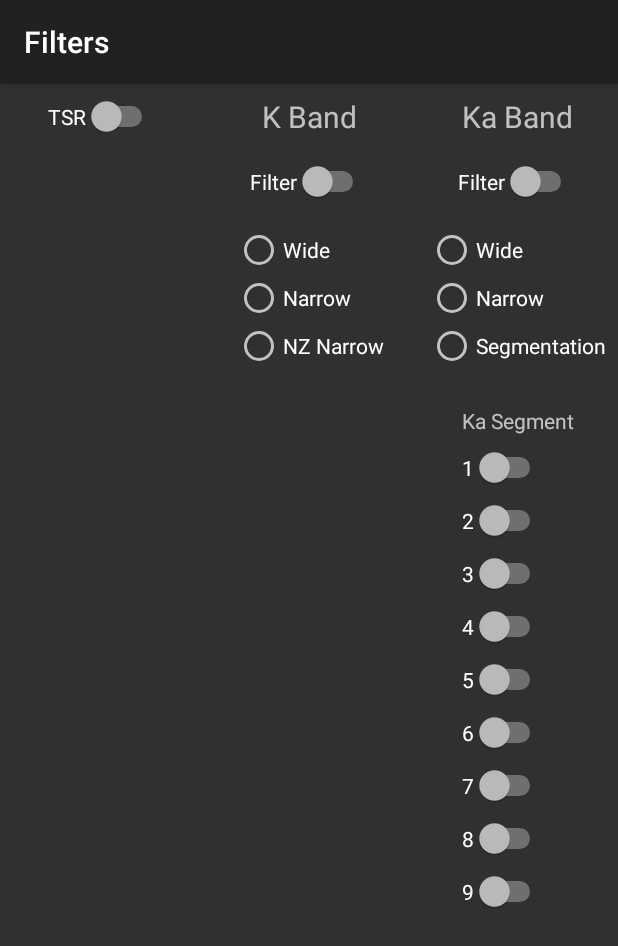
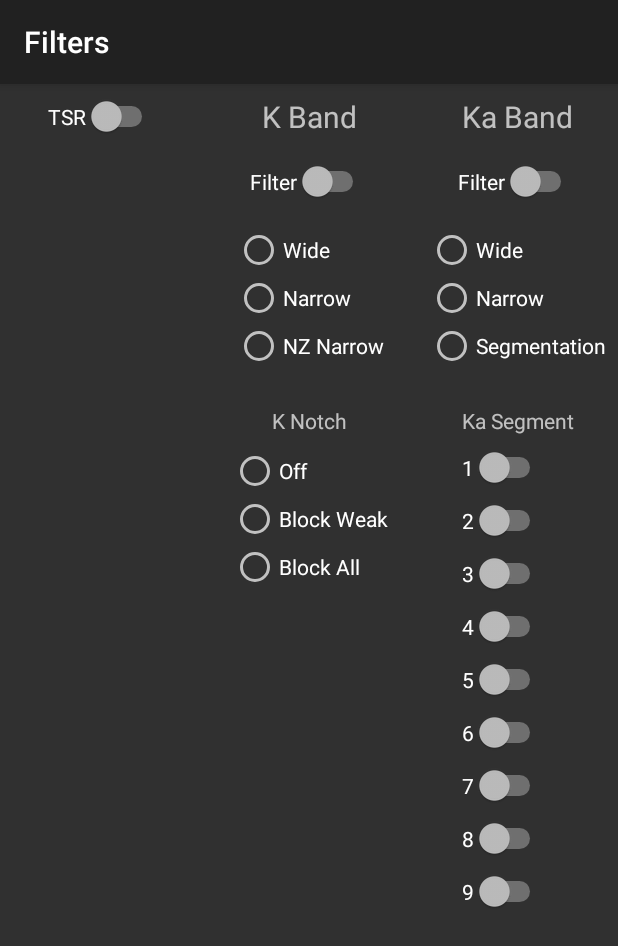
Before and after one commit to nolimits-enterprises/RadensoNexus, an Android app: the DS1Filter screen opened directly, with no data from a screen before it, on a phone screen of 412 x 824 dp. Shown: the top 946 px of the screen. Run offline under Robolectric (Android 15) with nearby library versions, the phone set to English and light mode, and no system bars; libraries missing offline, so code that uses them is left out: com.nolimits.ds1library; 6 statements that could not run were skipped.

Commit message:
GATSO and K notch layout only

```diff
--- a/app/src/main/res/layout/activity_ds1filter.xml
+++ b/app/src/main/res/layout/activity_ds1filter.xml
@@ -225,4 +225,40 @@
         app:layout_constraintStart_toStartOf="parent"
         app:layout_constraintTop_toTopOf="parent" />
 
+    <TextView
+        android:id="@+id/textView13"
+        android:layout_width="wrap_content"
+        android:layout_height="wrap_content"
+        android:text="K Notch"
+        app:layout_constraintEnd_toEndOf="@+id/radioGroup3"
+        app:layout_constraintStart_toStartOf="@+id/radioGroup3"
+        app:layout_constraintTop_toTopOf="@+id/textView5" />
+
+    <RadioGroup
+        android:layout_width="wrap_content"
+        android:layout_height="wrap_content"
+        android:layout_marginTop="8dp"
+        app:layout_constraintEnd_toEndOf="@+id/textView13"
+        app:layout_constraintStart_toStartOf="@+id/textView13"
+        app:layout_constraintTop_toBottomOf="@+id/textView13" >
+
+        <RadioButton
+            android:id="@+id/rad_ds1_knotch_off"
+            android:layout_width="match_parent"
+            android:layout_height="wrap_content"
+            android:text="Off" />
+
+        <RadioButton
+            android:id="@+id/rad_ds1_knotch_weak"
+            android:layout_width="match_parent"
+            android:layout_height="wrap_content"
+            android:text="Block Weak" />
+
+        <RadioButton
+            android:id="@+id/rad_ds1_knotch_all"
+            android:layout_width="match_parent"
+            android:layout_height="wrap_content"
+            android:text="Block All" />
+    </RadioGroup>
+
 </androidx.constraintlayout.widget.ConstraintLayout>
--- a/app/src/main/res/layout/activity_dssens.xml
+++ b/app/src/main/res/layout/activity_dssens.xml
@@ -6,6 +6,15 @@
     android:screenOrientation="portrait"
     android:layout_width="match_parent"
     android:layout_height="match_parent">
+
+    <Switch
+        android:id="@+id/sw_ds1gatso"
+        android:layout_width="wrap_content"
+        android:layout_height="wrap_content"
+        android:layout_marginTop="16dp"
+        android:text="GATSO"
+        app:layout_constraintEnd_toEndOf="@+id/sw_ds1mrcd"
+        app:layout_constraintTop_toBottomOf="@+id/sw_ds1mrcd" />
 
     <Button
         android:id="@+id/btnKaPlus"
```
